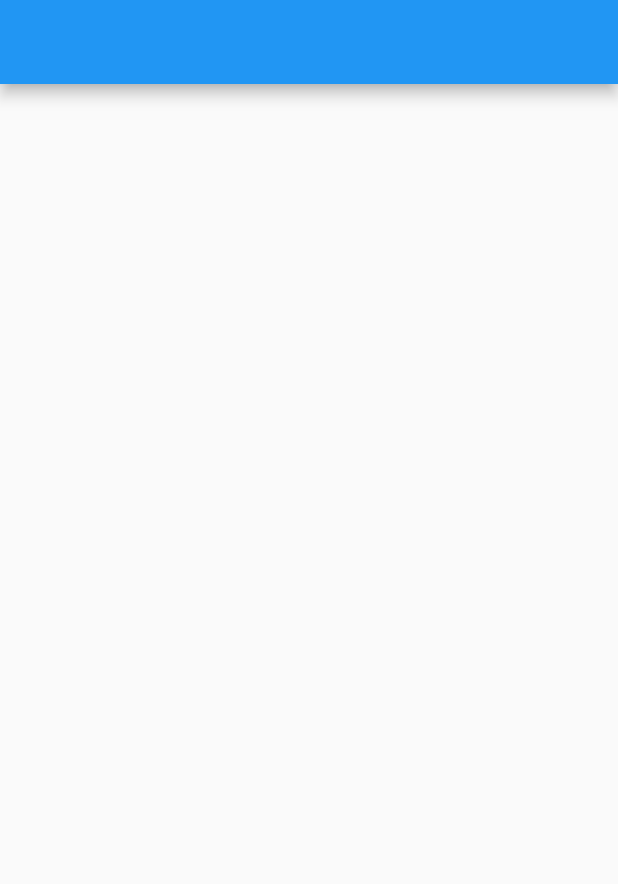
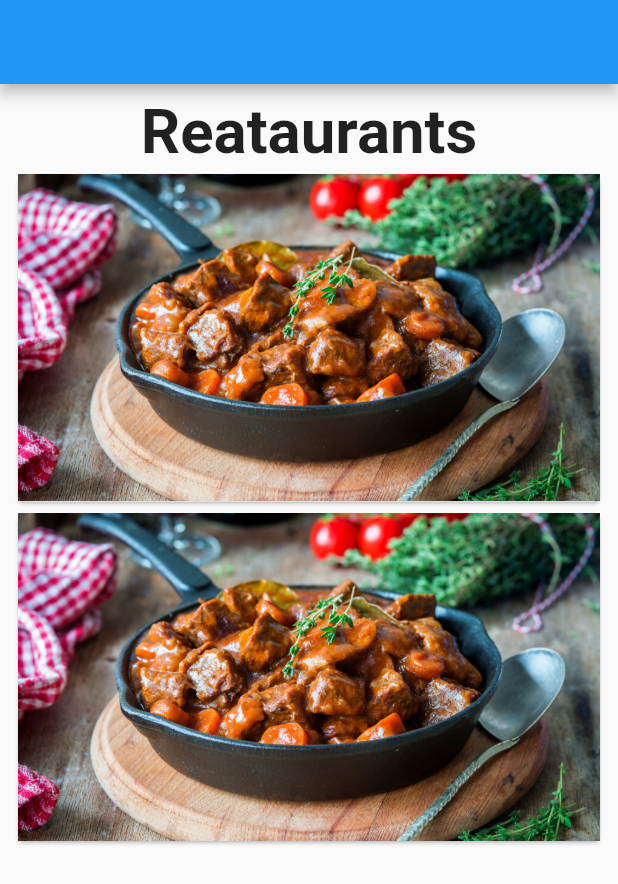
Before and after one commit to lanka97/DealsApp, a Flutter app: the screen it shows after launch, on a phone screen of 412 x 824 dp. Shown: the top 884 px of the screen. Run offline on Flutter 3.47's test engine with Material 2 defaults, Android fonts, the phone set to English and light mode, and no system bars.

Commit message:
basic struc

```diff
--- a/lib/main.dart
+++ b/lib/main.dart
@@ -1,31 +1,17 @@
 import 'package:flutter/material.dart';
 import 'package:offpeak/utils/size_config.dart';
+import 'package:offpeak/views/restaurasnts.dart';
 
 void main() {
   runApp(MyApp());
 }
 
 class MyApp extends StatelessWidget {
-  // This widget is the root of your application.
   @override
   Widget build(BuildContext context) {
     return MaterialApp(
-      title: 'Flutter Demo',
+      title: 'Deals',
       theme: ThemeData(
-        // This is the theme of your application.
-        //
-        // Try running your application with "flutter run". You'll see the
-        // application has a blue toolbar. Then, without quitting the app, try
-        // changing the primarySwatch below to Colors.green and then invoke
-        // "hot reload" (press "r" in the console where you ran "flutter run",
-        // or simply save your changes to "hot reload" in a Flutter IDE).
-        // Notice that the counter didn't reset back to zero; the application
-        // is not restarted.
-        primarySwatch: Colors.blue,
-        // This makes the visual density adapt to the platform that you run
-        // the app on. For desktop platforms, the controls will be smaller and
-        // closer together (more dense) than on mobile platforms.
-        visualDensity: VisualDensity.adaptivePlatformDensity,
       ),
       home: MyHomePage(),
     );
@@ -45,7 +31,9 @@ class _MyHomePageState extends State<MyHomePage> {
     SizeConfig().init(context);
     return Scaffold(
       appBar: AppBar(
+
       ),
+      body: Restaurants(),
     );
   }
 }
--- /dev/null
+++ b/lib/models/restaurant.dart
@@ -0,0 +1,12 @@
+class Restaurant{
+  String img;
+  String price;
+  String name;
+  String address;
+  String verity;
+  double rating;
+  int rateCount;
+
+  Restaurant(this.img, this.price, this.name, this.address, this.verity,
+      this.rating, this.rateCount);
+}
--- /dev/null
+++ b/lib/views/restaurantItem.dart
@@ -0,0 +1,17 @@
+import 'dart:ui';
+
+import 'package:flutter/material.dart';
+
+class RestaurantItem extends StatefulWidget {
+  @override
+  _RestaurantItemState createState() => _RestaurantItemState();
+}
+
+class _RestaurantItemState extends State<RestaurantItem> {
+  @override
+  Widget build(BuildContext context) {
+    return Card(
+      child: Image( image: AssetImage('assets/images/img.jpg'),),
+    );
+  }
+}
--- /dev/null
+++ b/lib/views/restaurasnts.dart
@@ -0,0 +1,41 @@
+import 'package:flutter/material.dart';
+import 'package:offpeak/models/restaurant.dart';
+import 'package:offpeak/utils/size_config.dart';
+import 'package:offpeak/views/restaurantItem.dart';
+
+class Restaurants extends StatefulWidget {
+  @override
+  _RestaurantsState createState() => _RestaurantsState();
+}
+
+class _RestaurantsState extends State<Restaurants> {
+  Restaurant res = new Restaurant("this.img", "this.price", "this.name", "this.address", "this.verity",
+      5.0, 5);
+  List<Restaurant> restaurant = [];
+
+  @override
+  Widget build(BuildContext context) {
+    SizeConfig().init(context);
+
+    restaurant.add(res);
+    restaurant.add(res);
+
+    return Container(
+      child: Padding(
+        padding: const EdgeInsets.all(8.0),
+        child: Column(
+          children: [
+            Text( "Reataurants",
+                  style: TextStyle(
+                    fontSize: SizeConfig.blockSizeHorizontal*10,
+                    fontWeight: FontWeight.bold,
+                  )
+            ),
+            RestaurantItem(),
+            RestaurantItem(),
+          ],
+        ),
+      ),
+    );
+  }
+}
--- a/pubspec.yaml
+++ b/pubspec.yaml
@@ -45,7 +45,8 @@ flutter:
   uses-material-design: true
 
   # To add assets to your application, add an assets section, like this:
-  # assets:
+  assets:
+      - assets/images/
   #   - images/a_dot_burr.jpeg
   #   - images/a_dot_ham.jpeg
 
```
Also changed, not shown: assets/images/img.jpg (added), pubspec.lock.
